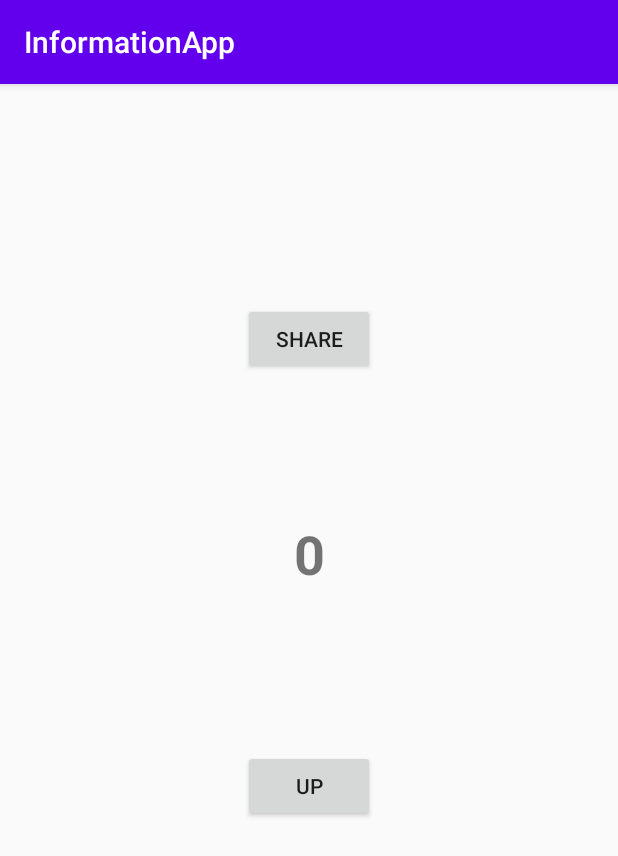
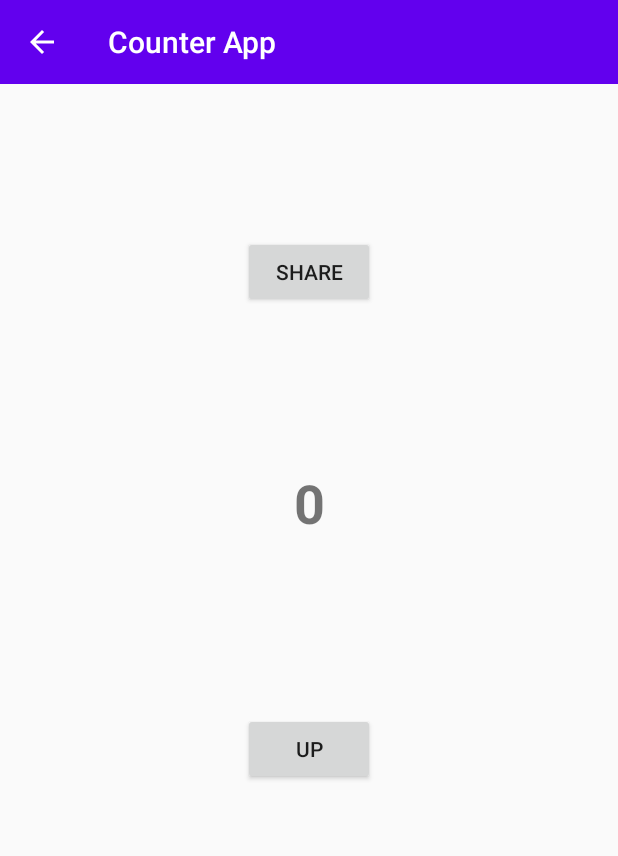
Before and after one commit to kucingtakucin/Information-App, an Android app: the screen it shows after launch (ResultActivity), after a tap on "SUBMIT", on a phone screen of 412 x 824 dp. Shown: the top 856 px of the screen. Run offline under Robolectric (Android 15) with nearby library versions, the phone set to English and light mode, and no system bars; our stand-ins replace data binding.

Commit message:
Menambahkan custom toolbar

```diff
--- a/app/src/main/AndroidManifest.xml
+++ b/app/src/main/AndroidManifest.xml
@@ -9,7 +9,6 @@
         android:roundIcon="@mipmap/ic_launcher_round"
         android:supportsRtl="true"
         android:theme="@style/AppTheme">
-        <activity android:name=".ResultActivity"></activity>
         <activity android:name=".MainActivity">
             <intent-filter>
                 <action android:name="android.intent.action.MAIN" />
@@ -17,6 +16,10 @@
                 <category android:name="android.intent.category.LAUNCHER" />
             </intent-filter>
         </activity>
+        <activity
+            android:name=".ResultActivity"
+            android:parentActivityName=".ResultActivity">
+        </activity>
     </application>
 
 </manifest>
--- a/app/src/main/java/com/android/informationapp/MainActivity.kt
+++ b/app/src/main/java/com/android/informationapp/MainActivity.kt
@@ -25,6 +25,8 @@ class MainActivity : AppCompatActivity() {
         super.onCreate(savedInstanceState)
         dataBinding = DataBindingUtil.setContentView(this@MainActivity, R.layout.activity_main)
         dataBinding.apply {
+            setSupportActionBar(toolbarKita)
+            supportActionBar?.title = "Biodata"
             button.setOnClickListener {
                 intent = Intent(this@MainActivity, ResultActivity::class.java)
                 intent.putExtra("name", inputName.text.toString())
--- a/app/src/main/java/com/android/informationapp/ResultActivity.kt
+++ b/app/src/main/java/com/android/informationapp/ResultActivity.kt
@@ -4,7 +4,6 @@ import android.annotation.SuppressLint
 import android.content.Intent
 import androidx.appcompat.app.AppCompatActivity
 import android.os.Bundle
-import android.os.PersistableBundle
 import android.util.Log
 import androidx.databinding.DataBindingUtil
 import com.android.informationapp.databinding.ActivityResultBinding
@@ -19,6 +18,10 @@ class ResultActivity : AppCompatActivity() {
         dataBinding = DataBindingUtil.setContentView(this@ResultActivity, R.layout.activity_result)
         dataBinding.apply {
             resultText.text = intent.getStringExtra("name") + "\n" + intent.getStringExtra("email")
+            toolbarKita.setNavigationIcon(R.drawable.ic_baseline_arrow_back_24_white)
+            setSupportActionBar(toolbarKita)
+            supportActionBar?.title = "Counter App"
+            supportActionBar?.setDisplayHomeAsUpEnabled(true)
             shareButton.setOnClickListener {
                 val sendIntent: Intent = Intent().apply {
                     action = Intent.ACTION_SEND
@@ -27,16 +30,14 @@ class ResultActivity : AppCompatActivity() {
                 }
                 startActivity(sendIntent)
             }
-
             if (savedInstanceState !== null) {
-                resultText.text = savedInstanceState.getString("COUNTER_NUMBER")
+                counterText.text = savedInstanceState.getString("COUNTER_NUMBER")
                 counter = savedInstanceState.getString("COUNTER_NUMBER")?.toInt()!!
             }
             upButton.setOnClickListener {
                 counter++
-                resultText.text = counter.toString()
+                counterText.text = counter.toString()
             }
-
         }
         Log.i("Lifecycle", "onCreate")
     }
--- /dev/null
+++ b/app/src/main/res/drawable/ic_baseline_arrow_back_24_white.xml
@@ -0,0 +1,5 @@
+<vector android:height="24dp" android:tint="#FFFFFF"
+    android:viewportHeight="24" android:viewportWidth="24"
+    android:width="24dp" xmlns:android="http://schemas.android.com/apk/res/android">
+    <path android:fillColor="@android:color/white" android:pathData="M20,11H7.83l5.59,-5.59L12,4l-8,8 8,8 1.41,-1.41L7.83,13H20v-2z"/>
+</vector>
--- a/app/src/main/res/layout/activity_result.xml
+++ b/app/src/main/res/layout/activity_result.xml
@@ -7,6 +7,16 @@
         android:layout_width="match_parent"
         android:layout_height="match_parent"
         tools:context=".ResultActivity">
+
+        <androidx.appcompat.widget.Toolbar
+            android:id="@+id/toolbarKita"
+            android:layout_width="match_parent"
+            android:layout_height="wrap_content"
+            android:background="@color/colorPrimary"
+            app:layout_constraintEnd_toEndOf="parent"
+            app:layout_constraintStart_toStartOf="parent"
+            app:layout_constraintTop_toTopOf="parent"
+            app:titleTextColor="@color/putih" />
 
         <TextView
             android:id="@+id/counterText"
@@ -25,7 +35,7 @@
             android:id="@+id/shareButton"
             android:layout_width="wrap_content"
             android:layout_height="wrap_content"
-            android:text="Share"
+            android:text="@string/share"
             app:layout_constraintBottom_toBottomOf="parent"
             app:layout_constraintEnd_toEndOf="@+id/counterText"
             app:layout_constraintHorizontal_bias="0.507"
@@ -37,7 +47,7 @@
             android:id="@+id/upButton"
             android:layout_width="wrap_content"
             android:layout_height="wrap_content"
-            android:text="UP"
+            android:text="@string/up"
             app:layout_constraintBottom_toBottomOf="parent"
             app:layout_constraintEnd_toEndOf="@+id/counterText"
             app:layout_constraintHorizontal_bias="0.507"
@@ -47,9 +57,9 @@
 
         <TextView
             android:id="@+id/resultText"
-            android:layout_width="65dp"
-            android:layout_height="16dp"
-            android:text="TextView"
+            android:layout_width="wrap_content"
+            android:layout_height="wrap_content"
+            android:text="@string/hello_world"
             app:layout_constraintBottom_toTopOf="@+id/counterText"
             app:layout_constraintEnd_toEndOf="parent"
             app:layout_constraintStart_toStartOf="parent"
--- a/app/src/main/res/values/colors.xml
+++ b/app/src/main/res/values/colors.xml
@@ -3,4 +3,5 @@
     <color name="colorPrimary">#6200EE</color>
     <color name="colorPrimaryDark">#3700B3</color>
     <color name="colorAccent">#03DAC5</color>
+    <color name="putih">#ffffff</color>
 </resources>
--- a/app/src/main/res/values/strings.xml
+++ b/app/src/main/res/values/strings.xml
@@ -5,4 +5,7 @@
     <string name="name">Name</string>
     <string name="email">Email</string>
     <string name="berhasil">0</string>
+    <string name="share">Share</string>
+    <string name="hello_world">Hello, world!</string>
+    <string name="up">UP</string>
 </resources>
--- a/app/src/main/res/values/styles.xml
+++ b/app/src/main/res/values/styles.xml
@@ -1,6 +1,6 @@
 <resources>
     <!-- Base application theme. -->
-    <style name="AppTheme" parent="Theme.AppCompat.Light.DarkActionBar">
+    <style name="AppTheme" parent="Theme.AppCompat.Light.NoActionBar">
         <!-- Customize your theme here. -->
         <item name="colorPrimary">@color/colorPrimary</item>
         <item name="colorPrimaryDark">@color/colorPrimaryDark</item>
```
Also changed, not shown: app/build.gradle (+16 -0 lines), app/src/main/res/drawable/ic_baseline_arrow_back_24.xml (added, +10 -0 lines), app/src/main/res/layout/activity_main.xml (+13 -3 lines).
